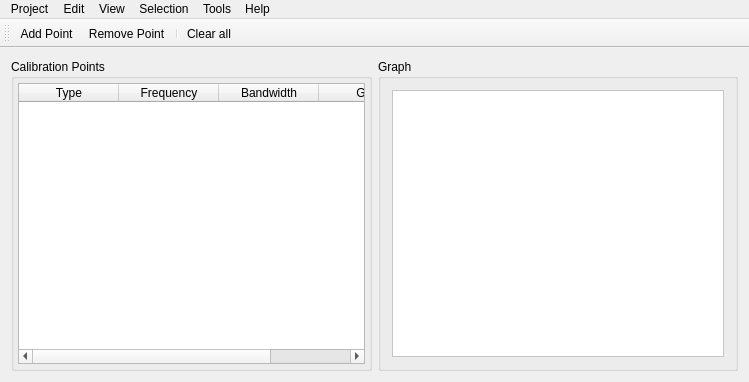
timschneeb/DDCToolbox, file mainwindow.ui: the form before one commit.
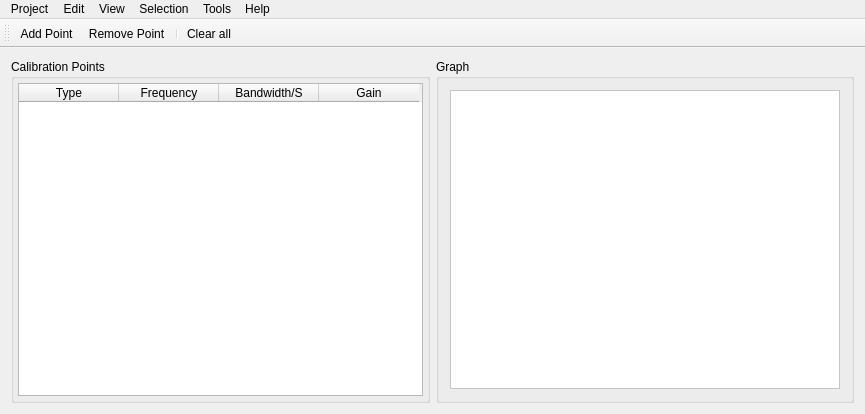
The form after the commit. Icons and pictures are not drawn. Custom widgets are drawn as their Qt base class.

```diff
--- a/mainwindow.ui
+++ b/mainwindow.ui
@@ -6,8 +6,8 @@
    <rect>
     <x>0</x>
     <y>0</y>
-    <width>749</width>
-    <height>382</height>
+    <width>865</width>
+    <height>414</height>
    </rect>
   </property>
   <property name="windowTitle">
@@ -78,7 +78,7 @@
          </column>
          <column>
           <property name="text">
-           <string>Bandwidth</string>
+           <string>Bandwidth/S</string>
           </property>
          </column>
          <column>
@@ -146,7 +146,7 @@
     <rect>
      <x>0</x>
      <y>0</y>
-     <width>749</width>
+     <width>865</width>
      <height>22</height>
     </rect>
    </property>
```
